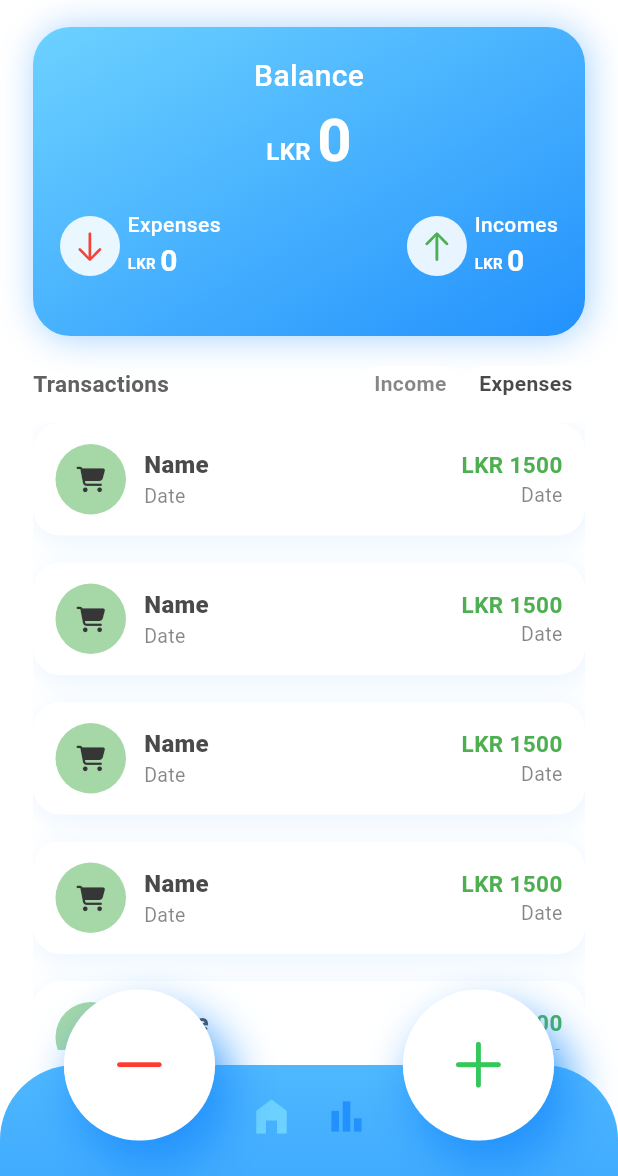
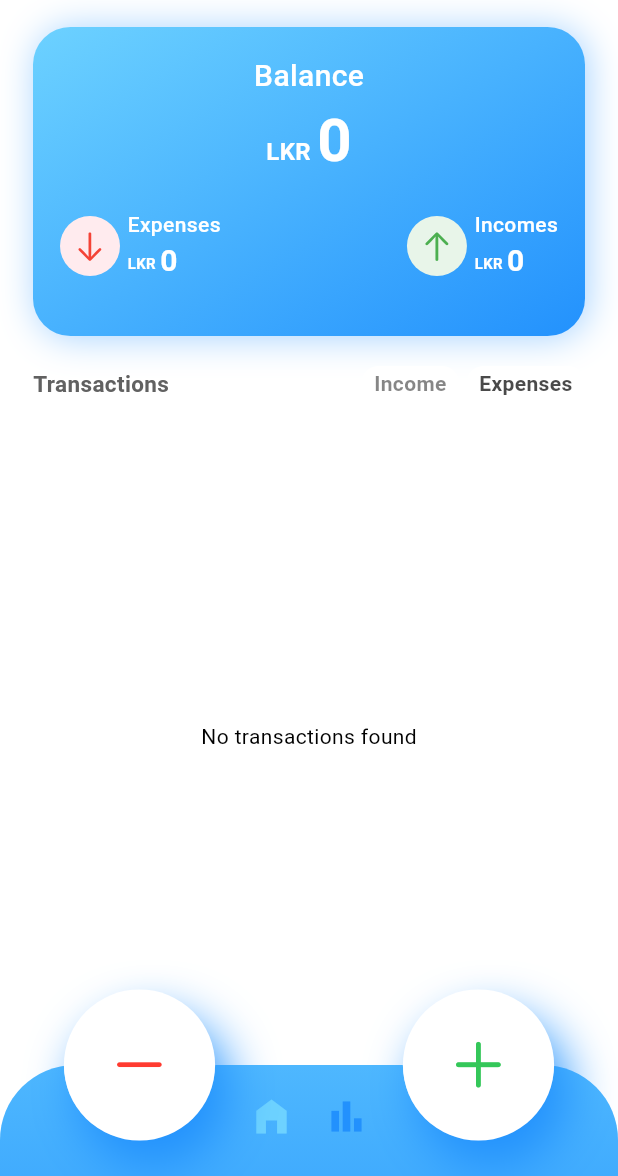
Before and after one commit to puliya2002/money_track, a Flutter app: the screen it shows once a user with an empty profile is signed in, on a phone screen of 412 x 824 dp, the part 60-1236 px from its top. Run offline on Flutter 3.47's test engine with Material 3 defaults, Android fonts, the light colour scheme and no system bars; our stand-ins replace cloud_firestore, firebase_auth, firebase_core, font_awesome_flutter; accounts and stored records are empty.

Commit message:
Recent transaction list done

```diff
--- a/lib/widgets/hero_card.dart
+++ b/lib/widgets/hero_card.dart
@@ -114,9 +114,9 @@ final Map data;
                         Container(
                           width: 40,
                           height: 40,
-                          decoration: const BoxDecoration(
+                          decoration: BoxDecoration(
                             shape: BoxShape.circle,
-                            color: Color.fromARGB(226, 255, 255, 255),
+                            color: Colors.red.shade50,
                           ),
                         ),
                         const Icon(
@@ -181,15 +181,16 @@ final Map data;
                         Container(
                           width: 40,
                           height: 40,
-                          decoration: const BoxDecoration(
+                          decoration:BoxDecoration(
                             shape: BoxShape.circle,
-                            color: Color.fromARGB(226, 255, 255, 255),
+                            color: Colors.green.shade50,
                           ),
                         ),
                         const Icon(
                           CupertinoIcons.arrow_up,
                           color: Colors.green,
                         ),
+
                       ],
                     ),
                     const SizedBox(
--- a/lib/widgets/icons_list.dart
+++ b/lib/widgets/icons_list.dart
@@ -1,7 +1,7 @@
 import 'package:flutter/cupertino.dart';
 import 'package:font_awesome_flutter/font_awesome_flutter.dart';
 
-class AppIcons{
+class AppIcons {
   final List<Map<String,dynamic>> homeExpensesCategories = [
     {
       "name" : "Gass Filling",
--- a/lib/widgets/transactions_card.dart
+++ b/lib/widgets/transactions_card.dart
@@ -1,124 +1,59 @@
+import 'package:cloud_firestore/cloud_firestore.dart';
+import 'package:firebase_auth/firebase_auth.dart';
 import 'package:flutter/material.dart';
 import 'package:font_awesome_flutter/font_awesome_flutter.dart';
 import 'package:money_track/widgets/icons_list.dart';
+import 'package:money_track/widgets/transaction_card.dart';
 
 class TransactionsCard extends StatelessWidget {
   TransactionsCard({super.key});
 
-  var appIcons = AppIcons();
+  @override
+  Widget build(BuildContext context) {
+    return Expanded(
+      child: RecentTransactionList(),
+    );
+  }
+}
+
+class RecentTransactionList extends StatelessWidget {
+  RecentTransactionList({
+    super.key,
+  });
+
+  final userId = FirebaseAuth.instance.currentUser!.uid;
 
   @override
   Widget build(BuildContext context) {
-    return  Expanded(
-      child: ListView.builder(
+    return StreamBuilder<QuerySnapshot>(
+        stream: FirebaseFirestore.instance
+            .collection('users')
+            .doc(userId)
+            .collection("transactions")
+            .orderBy('timestamp', descending: true)
+            .limit(30)
+            .snapshots(),
+        builder: (BuildContext context, AsyncSnapshot<QuerySnapshot> snapshot) {
+          if (snapshot.hasError) {
+            return Text('Something went wrong');
+          } else if (snapshot.connectionState == ConnectionState.waiting) {
+            return Text("Loading");
+          } else if (!snapshot.hasData || snapshot.data!.docs.isEmpty) {
+            return const Center(
+              child: Text("No transactions found"),
+            );
+          }
 
-        itemCount: 20,
-        itemBuilder: (context, int i) {
-          return Padding(
-            padding: const EdgeInsets.only(bottom: 18),
-            child: Container(
-              width: 30,
-              height: 75,
-              decoration: BoxDecoration(
-                color: Theme.of(context).colorScheme.primaryContainer,
-                borderRadius: BorderRadius.circular(18),
-                boxShadow: [
-                  BoxShadow(
-                      blurRadius: 16,
-                      color: Theme.of(context).colorScheme.shadow.withOpacity(0.1),
-
-                      offset: Offset(2, 4))
-                ],
-
-              ),
-              child: Padding(
-                padding: const EdgeInsets.symmetric(horizontal: 15),
-                child: Row(
-                  mainAxisAlignment: MainAxisAlignment.spaceBetween,
-                  children: [
-                    Row(
-                      children: [
-                        Stack(
-                          alignment: Alignment.center,
-                          children: [
-                            Container(
-                              width: 47,
-                              height: 47,
-
-                              decoration: BoxDecoration(
-                                color: Colors.green.withOpacity(0.5),
-                                shape: BoxShape.circle,
-                              ),
-                            ),
-                            FaIcon(appIcons.getExpenseCategoryIcons('Grocery'), color: Theme.of(context).colorScheme.onBackground, size: 17,),
-
-                          ],
-                        ),
-                        const SizedBox(
-                          width: 12,
-                        ),
-                        Column(
-                          mainAxisAlignment: MainAxisAlignment.center,
-                          crossAxisAlignment: CrossAxisAlignment.start,
-                          children: [
-                            Text(
-                              'Name',
-                              style: TextStyle(
-                                  color: Theme.of(context).colorScheme.onBackground.withOpacity(0.9),
-
-                                  fontWeight: FontWeight.w800,
-                                  fontSize: 16),
-                            ),
-                            Text(
-                              'Date',
-                              style: TextStyle(
-                                  color: Theme.of(context).colorScheme.onBackground.withOpacity(0.6),
-                                  fontWeight: FontWeight.w400,
-                                  fontSize: 13),
-                            ),
-                          ],
-                        ),
-                      ],
-
-                    ),
-                    Row(
-                      children: [
-                        Column(
-                          mainAxisAlignment: MainAxisAlignment.center,
-                          crossAxisAlignment: CrossAxisAlignment.end,
-                          children: [
-
-                            Text(
-                              'LKR 1500',
-                              style: TextStyle(
-                                  // color: Theme.of(context).colorScheme.onBackground.withOpacity(0.9),
-                                  color: Colors.green,
-                                  fontWeight: FontWeight.w600,
-                                  fontSize: 15),
-                            ),
-
-                            Text(
-                              'Date',
-                              style: TextStyle(
-                                  color: Theme.of(context).colorScheme.onBackground.withOpacity(0.6),
-                                  fontWeight: FontWeight.w400,
-                                  fontSize: 13),
-                            ),
-                          ],
-
-
-                        ),
-
-                      ],
-
-                    )
-                  ],
-                ),
-              ),
-            ),
+          var data = snapshot.data!.docs;
+          return ListView.builder(
+            shrinkWrap: true,
+            // physics: NeverScrollableScrollPhysics(),
+            itemCount: data.length,
+            itemBuilder: (context, index) {
+              var cardData = data[index];
+              return TransactionCard(data: cardData);
+            },
           );
-        },
-      ),
-    );
+        });
   }
 }
```
Also changed, not shown: lib/widgets/transaction_card.dart (added, +133 -0 lines).
